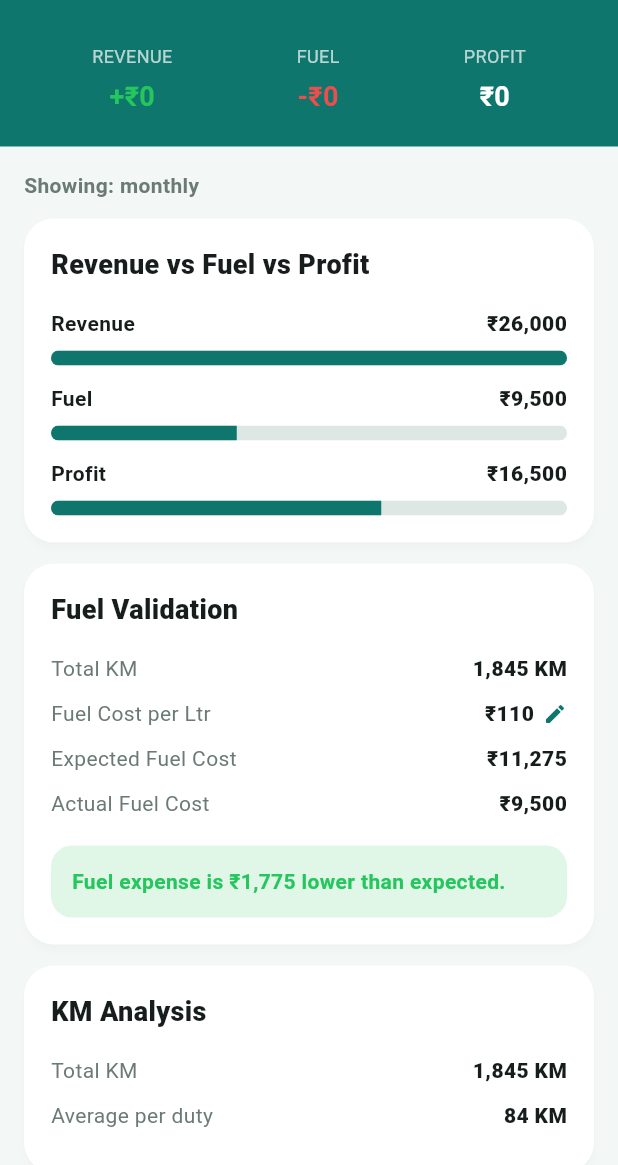
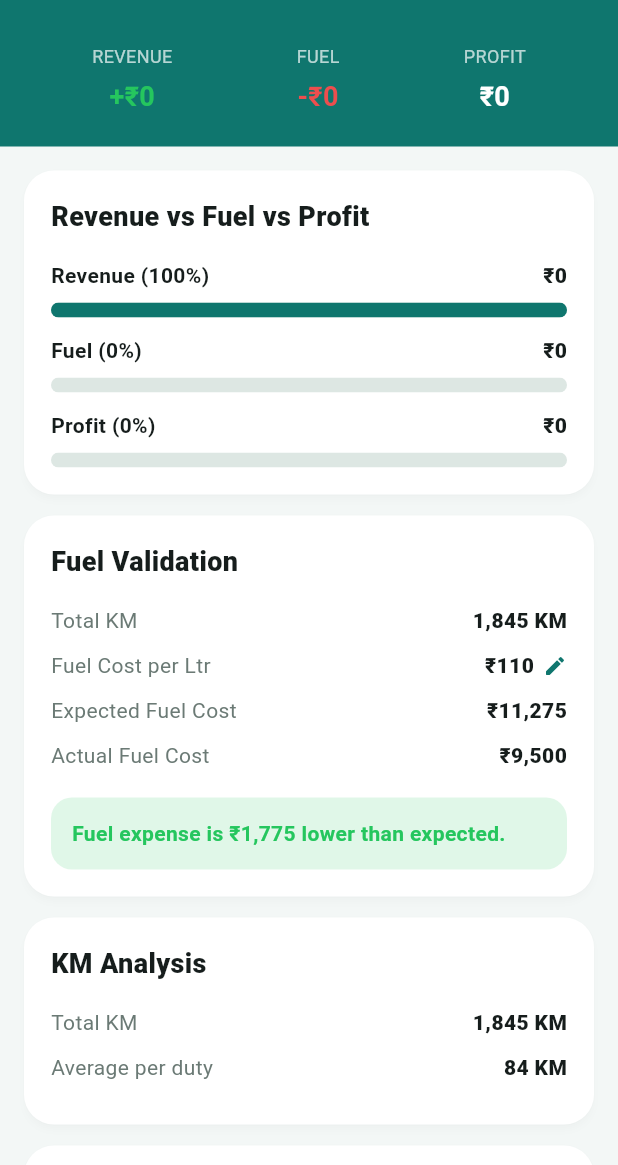
Before and after one commit to satyajit-000/Duty-Book, a Flutter app: the AnalysisScreen screen opened directly, after a tap on the "chevron left" icon, on a phone screen of 412 x 824 dp, the part 71-1236 px from its top. Run offline on Flutter 3.47's test engine with Material 3 defaults, Android fonts, the phone set to English and light mode, and no system bars; our stand-ins replace drift, flutter_riverpod; accounts and stored records are empty; generated files the repository leaves out were written again.

Commit message:
Make analysis overview dynamic

```diff
--- /dev/null
+++ b/lib/core/extensions/number_extension.dart
@@ -0,0 +1,21 @@
+import 'package:intl/intl.dart';
+
+extension IntExtension on int {
+  String get inr {
+    return NumberFormat('#,##,##0', 'en_IN').format(this);
+  }
+}
+
+extension DoubleExtension on double {
+  String get inr {
+    return NumberFormat('#,##,##0.##', 'en_IN').format(this);
+  }
+
+  String get percent {
+    return '${(this * 100).toStringAsFixed(0)}%';
+  }
+
+  String percentWith(int decimalPlaces) {
+    return '${(this * 100).toStringAsFixed(decimalPlaces)}%';
+  }
+}
--- a/lib/features/analysis/analysis_screen.dart
+++ b/lib/features/analysis/analysis_screen.dart
@@ -1,8 +1,10 @@
 import 'package:flutter/material.dart';
 import 'package:flutter_riverpod/flutter_riverpod.dart';
 
+import '../../core/extensions/number_extension.dart';
 import '../../core/theme/app_colors.dart';
-import '../../providers/filter_provider.dart';
+import '../../providers/duties_provider.dart';
+import '../../providers/duty_summary_provider.dart';
 import '../../shared/widgets/records_filter_header.dart';
 import 'widgets/ac_profit_row.dart';
 import 'widgets/analysis_card.dart';
@@ -16,7 +18,10 @@ class AnalysisScreen extends ConsumerWidget {
 
   @override
   Widget build(BuildContext context, WidgetRef ref) {
-    final selectedFilter = ref.watch(filterProvider).type;
+    final duties = ref
+        .watch(dutiesProvider)
+        .maybeWhen(data: (duties) => duties, orElse: () => []);
+    final summary = ref.watch(dutySummaryProvider);
 
     return Scaffold(
       backgroundColor: AppColors.background,
@@ -28,25 +33,35 @@ class AnalysisScreen extends ConsumerWidget {
             child: ListView(
               padding: const EdgeInsets.all(16),
               children: [
-                Text(
-                  'Showing: ${selectedFilter.name}',
-                  style: const TextStyle(
-                    fontSize: 14,
-                    color: AppColors.textSecondary,
-                    fontWeight: FontWeight.w600,
-                  ),
-                ),
-                const SizedBox(height: 12),
-
-                const AnalysisCard(
+                AnalysisCard(
                   title: 'Revenue vs Fuel vs Profit',
                   child: Column(
                     children: [
-                      BarRow(label: 'Revenue', value: '₹26,000', percent: 1.0),
-                      SizedBox(height: 12),
-                      BarRow(label: 'Fuel', value: '₹9,500', percent: 0.36),
-                      SizedBox(height: 12),
-                      BarRow(label: 'Profit', value: '₹16,500', percent: 0.64),
+                      BarRow(
+                        label: 'Revenue',
+                        value: '₹${summary.totalRevenue.inr}',
+                        percent: 1,
+                      ),
+
+                      const SizedBox(height: 12),
+
+                      BarRow(
+                        label: 'Fuel',
+                        value: '₹${summary.totalFuel.inr}',
+                        percent: summary.totalRevenue == 0
+                            ? 0
+                            : summary.totalFuel / summary.totalRevenue,
+                      ),
+
+                      const SizedBox(height: 12),
+
+                      BarRow(
+                        label: 'Profit',
+                        value: '₹${summary.totalProfit.inr}',
+                        percent: summary.totalRevenue == 0
+                            ? 0
+                            : summary.totalProfit / summary.totalRevenue,
+                      ),
                     ],
                   ),
                 ),
--- a/lib/features/analysis/widgets/bar_row.dart
+++ b/lib/features/analysis/widgets/bar_row.dart
@@ -1,3 +1,4 @@
+import 'package:duty_book/core/extensions/number_extension.dart';
 import 'package:flutter/material.dart';
 
 import '../../../core/theme/app_colors.dart';
@@ -23,7 +24,7 @@ class BarRow extends StatelessWidget {
           children: [
             Expanded(
               child: Text(
-                label,
+                '$label (${percent.percent})',
                 style: const TextStyle(fontWeight: FontWeight.w600),
               ),
             ),
--- a/lib/shared/widgets/records_filter_header.dart
+++ b/lib/shared/widgets/records_filter_header.dart
@@ -2,6 +2,7 @@ import 'package:flutter/material.dart';
 import 'package:flutter_riverpod/flutter_riverpod.dart';
 
 import '../../core/extensions/filter_state_extension.dart';
+import '../../core/extensions/number_extension.dart';
 import '../../core/theme/app_colors.dart';
 import '../../providers/duty_summary_provider.dart';
 import '../../providers/filter_provider.dart';
@@ -76,17 +77,17 @@ class RecordsFilterHeader extends ConsumerWidget {
             children: [
               SummaryItem(
                 title: 'REVENUE',
-                value: '+₹${summary.totalRevenue}',
+                value: '+₹${summary.totalRevenue.inr}',
                 color: AppColors.success,
               ),
               SummaryItem(
                 title: 'FUEL',
-                value: '-₹${summary.totalFuel}',
+                value: '-₹${summary.totalFuel.inr}',
                 color: AppColors.expense,
               ),
               SummaryItem(
                 title: 'PROFIT',
-                value: '₹${summary.totalProfit}',
+                value: '₹${summary.totalProfit.inr}',
                 color: Colors.white,
               ),
             ],
```
Also changed, not shown: lib/core/extensions/duty_list_extension.dart (+59 -0 lines), lib/features/records/widgets/record_tile.dart (+5 -2 lines).
